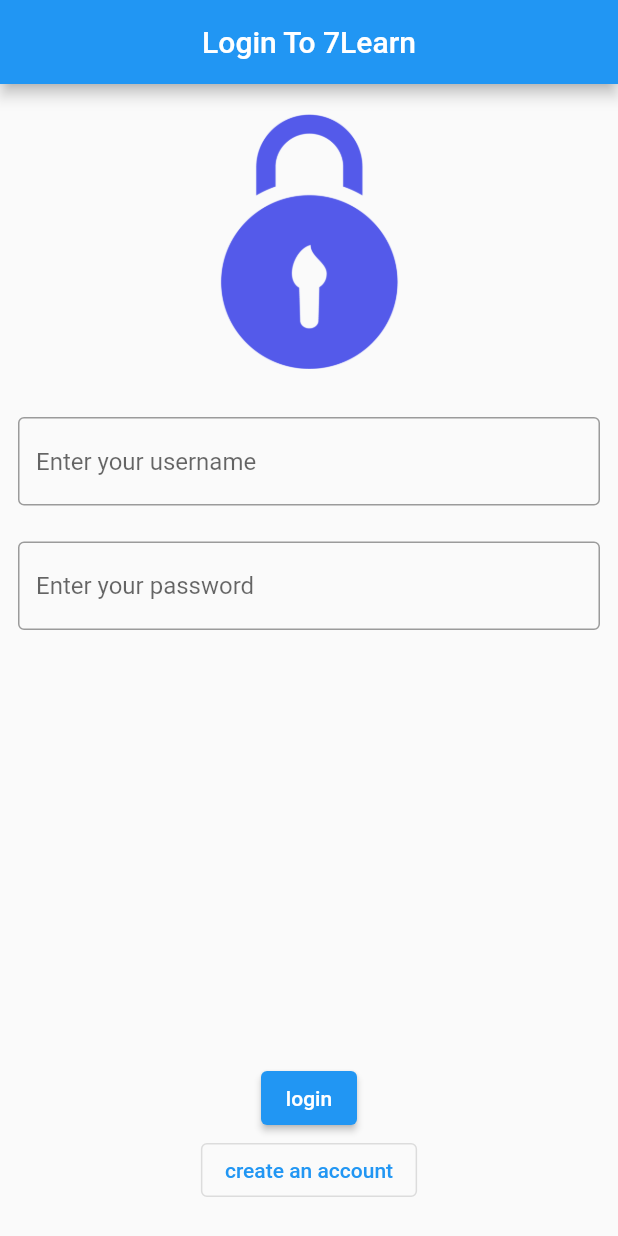
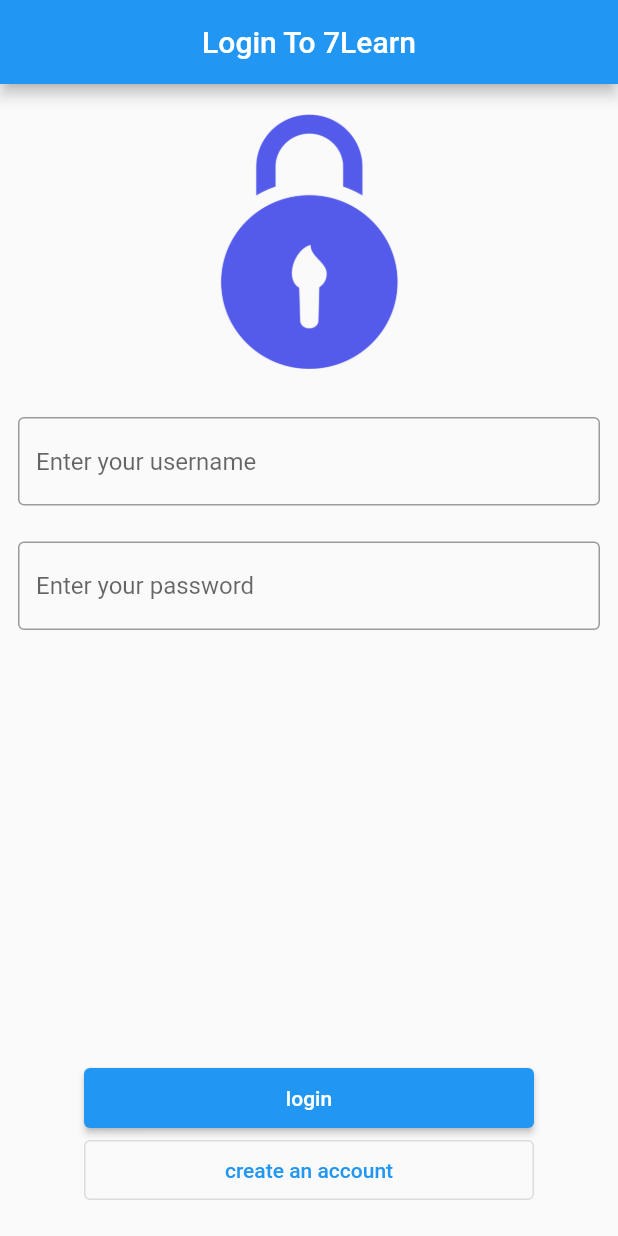
Before and after one commit to amirahmadadibi/7learnCalculateProjectTeaching, a Flutter app: the screen it shows after launch, on a phone screen of 412 x 824 dp. Run offline on Flutter 3.47's test engine with Material 2 defaults, Android fonts, the phone set to English and light mode, and no system bars.

Commit message:
S04 E09 change button sizes

```diff
--- a/lib/main.dart
+++ b/lib/main.dart
@@ -1,5 +1,3 @@
-import 'dart:html';
-
 import 'package:flutter/material.dart';
 
 void main() {
@@ -48,10 +46,12 @@
             ),
             Spacer(),
             ElevatedButton(
+              style: ElevatedButton.styleFrom(minimumSize: Size(300, 40)),
               onPressed: () {},
               child: Text('login'),
             ),
             OutlinedButton(
+              style: OutlinedButton.styleFrom(minimumSize: Size(300, 40)),
               onPressed: () {},
               child: Text('create an account'),
             ),
```
